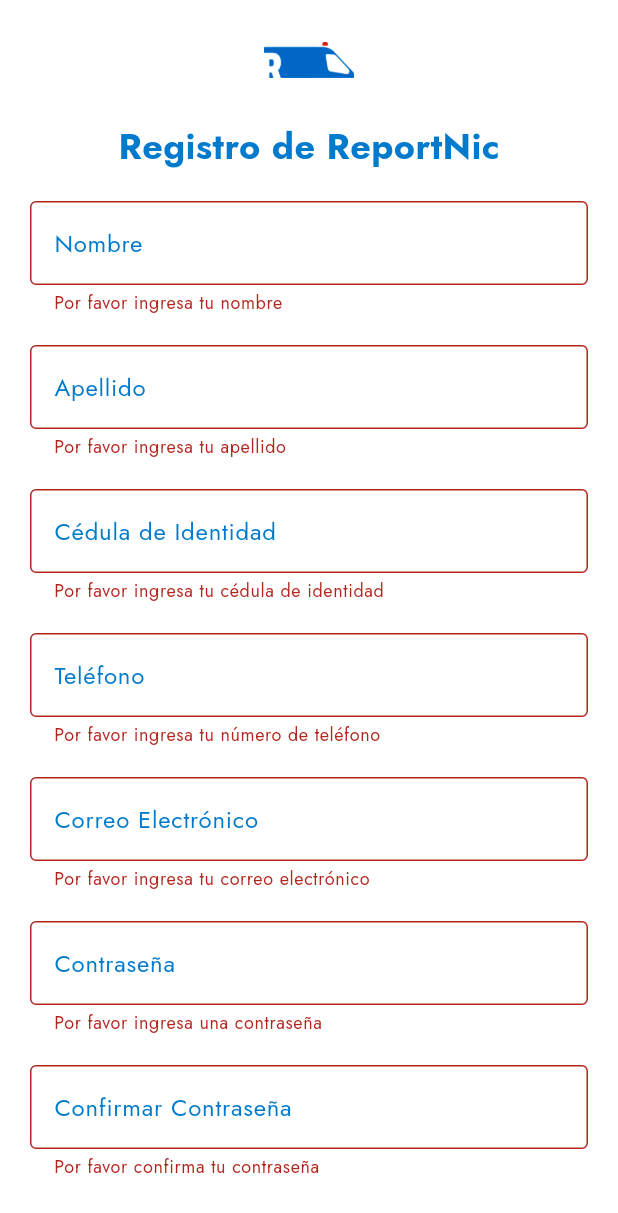
After one commit to trabucko/ReportNic-Movil, a Flutter app: the RegisterScreen screen opened directly, after a tap on "Registrarse", on a phone screen of 412 x 824 dp. The commit adds this screen. Shown: the top 1213 px of the screen. Run offline on Flutter 3.47's test engine with Material 3 defaults, Android fonts, the light colour scheme and no system bars; our stand-ins replace cloud_firestore, email_validator, firebase_auth, firebase_core, smooth_page_indicator; missing offline and left inert: voice_to_text; accounts and stored records are empty.

Commit message:
Se modificaron los archivos

```diff
--- /dev/null
+++ b/lib/Screens/registro_screen.dart
@@ -0,0 +1,389 @@
+import 'package:flutter/material.dart';
+import 'package:email_validator/email_validator.dart';
+import 'package:cloud_firestore/cloud_firestore.dart';
+import 'package:firebase_auth/firebase_auth.dart';
+import 'package:flutter/services.dart';
+import 'package:http/http.dart' as http;
+import 'dart:convert';
+
+class RegisterScreen extends StatefulWidget {
+  const RegisterScreen({super.key});
+
+  @override
+  RegisterScreenState createState() => RegisterScreenState();
+}
+
+class RegisterScreenState extends State<RegisterScreen> {
+  final GlobalKey<FormState> _formKey = GlobalKey<FormState>();
+
+  // Controladores para los nuevos campos
+  final TextEditingController _nombreController = TextEditingController();
+  final TextEditingController _apellidoController = TextEditingController();
+  final TextEditingController _cedulaController = TextEditingController();
+  final TextEditingController _telefonoController = TextEditingController();
+  final TextEditingController _emailController = TextEditingController();
+  final TextEditingController _passwordController = TextEditingController();
+  final TextEditingController _confirmPasswordController = TextEditingController();
+
+  String? _nombreError;
+  String? _apellidoError;
+  String? _cedulaError;
+  String? _telefonoError;
+  String? _emailError;
+  String? _passwordError;
+  String? _confirmPasswordError;
+
+  @override
+  Widget build(BuildContext context) {
+    return Scaffold(
+      backgroundColor: Colors.white,
+      body: Padding(
+        padding: const EdgeInsets.all(20.0),
+        child: Center(
+          child: SingleChildScrollView(
+            child: Form(
+              key: _formKey,
+              child: Column(
+                mainAxisAlignment: MainAxisAlignment.center,
+                children: [
+                  Image.asset(
+                    'assets/img/logo_azul.png', // Asegúrate de que la ruta de la imagen sea correcta
+                    width: 60,
+                    height: 40,
+                  ),
+                  const SizedBox(height: 20),
+                  const Text(
+                    'Registro de ReportNic',
+                    style: TextStyle(
+                      fontFamily: 'Jost',
+                      fontSize: 24,
+                      fontWeight: FontWeight.bold,
+                      color: Color(0xFF007ACC),
+                    ),
+                  ),
+                  const SizedBox(height: 20),
+
+                  // Campo para Nombre
+                  TextFormField(
+                    controller: _nombreController,
+                    decoration: InputDecoration(
+                      labelText: 'Nombre',
+                      labelStyle: const TextStyle(
+                        fontFamily: 'Jost',
+                        color: Color(0xFF007ACC),
+                      ),
+                      border: const OutlineInputBorder(),
+                      focusedBorder: const OutlineInputBorder(
+                        borderSide: BorderSide(color: Color(0xFF007ACC)),
+                      ),
+                      errorText: _nombreError,
+                    ),
+                    validator: (value) {
+                      if (value == null || value.isEmpty) {
+                        return 'Por favor ingresa tu nombre';
+                      }
+                      return null;
+                    },
+                  ),
+                  const SizedBox(height: 20),
+
+                  // Campo para Apellido
+                  TextFormField(
+                    controller: _apellidoController,
+                    decoration: InputDecoration(
+                      labelText: 'Apellido',
+                      labelStyle: const TextStyle(
+                        fontFamily: 'Jost',
+                        color: Color(0xFF007ACC),
+                      ),
+                      border: const OutlineInputBorder(),
+                      focusedBorder: const OutlineInputBorder(
+                        borderSide: BorderSide(color: Color(0xFF007ACC)),
+                      ),
+                      errorText: _apellidoError,
+                    ),
+                    validator: (value) {
+                      if (value == null || value.isEmpty) {
+                        return 'Por favor ingresa tu apellido';
+                      }
+                      return null;
+                    },
+                  ),
+                  const SizedBox(height: 20),
+
+                  // Campo para Cédula de Identidad
+// Campo para Cédula de Identidad
+                  TextFormField(
+                    controller: _cedulaController,
+                    decoration: InputDecoration(
+                      labelText: 'Cédula de Identidad',
+                      labelStyle: const TextStyle(
+                        fontFamily: 'Jost',
+                        color: Color(0xFF007ACC),
+                      ),
+                      border: const OutlineInputBorder(),
+                      focusedBorder: const OutlineInputBorder(
+                        borderSide: BorderSide(color: Color(0xFF007ACC)),
+                      ),
+                      errorText: _cedulaError,
+                    ),
+                    keyboardType: TextInputType.text,
+                    inputFormatters: [
+                      // Permitir letras y números
+                      FilteringTextInputFormatter.allow(RegExp(r'[0-9A-Za-z]')),
+                      CedulaInputFormatter(),
+                    ],
+                    validator: (value) {
+                      if (value == null || value.isEmpty) {
+                        return 'Por favor ingresa tu cédula de identidad';
+                      }
+                      if (!_isCedulaValid(value)) {
+                        return 'Cédula de identidad inválida';
+                      }
+                      return null;
+                    },
+                  ),
+
+                  const SizedBox(height: 20),
+
+                  // Campo para Teléfono
+                  TextFormField(
+                    controller: _telefonoController,
+                    decoration: InputDecoration(
+                      labelText: 'Teléfono',
+                      labelStyle: const TextStyle(
+                        fontFamily: 'Jost',
+                        color: Color(0xFF007ACC),
+                      ),
+                      border: const OutlineInputBorder(),
+                      focusedBorder: const OutlineInputBorder(
+                        borderSide: BorderSide(color: Color(0xFF007ACC)),
+                      ),
+                      errorText: _telefonoError,
+                    ),
+                    keyboardType: TextInputType.phone,
+                    validator: (value) {
+                      if (value == null || value.isEmpty) {
+                        return 'Por favor ingresa tu número de teléfono';
+                      }
+                      return null;
+                    },
+                  ),
+                  const SizedBox(height: 20),
+
+                  // Campo para Correo Electrónico
+                  TextFormField(
+                    controller: _emailController,
+                    decoration: InputDecoration(
+                      labelText: 'Correo Electrónico',
+                      labelStyle: const TextStyle(
+                        fontFamily: 'Jost',
+                        color: Color(0xFF007ACC),
+                      ),
+                      border: const OutlineInputBorder(),
+                      focusedBorder: const OutlineInputBorder(
+                        borderSide: BorderSide(color: Color(0xFF007ACC)),
+                      ),
+                      errorText: _emailError,
+                    ),
+                    validator: (value) {
+                      if (value == null || value.isEmpty) {
+                        return 'Por favor ingresa tu correo electrónico';
+                      }
+                      if (!EmailValidator.validate(value)) {
+                        return 'Por favor ingresa un correo electrónico válido';
+                      }
+                      return null;
+                    },
+                  ),
+                  const SizedBox(height: 20),
+
+                  // Campo para Contraseña
+                  TextFormField(
+                    controller: _passwordController,
+                    decoration: InputDecoration(
+                      labelText: 'Contraseña',
+                      labelStyle: const TextStyle(
+                        fontFamily: 'Jost',
+                        color: Color(0xFF007ACC),
+                      ),
+                      border: const OutlineInputBorder(),
+                      focusedBorder: const OutlineInputBorder(
+                        borderSide: BorderSide(color: Color(0xFF007ACC)),
+                      ),
+                      errorText: _passwordError,
+                    ),
+                    obscureText: true,
+                    validator: (value) {
+                      if (value == null || value.isEmpty) {
+                        return 'Por favor ingresa una contraseña';
+                      }
+                      return null;
+                    },
+                  ),
+                  const SizedBox(height: 20),
+
+                  // Campo para Confirmar Contraseña
+                  TextFormField(
+                    controller: _confirmPasswordController,
+                    decoration: InputDecoration(
+                      labelText: 'Confirmar Contraseña',
+                      labelStyle: const TextStyle(
+                        fontFamily: 'Jost',
+                        color: Color(0xFF007ACC),
+                      ),
+                      border: const OutlineInputBorder(),
+                      focusedBorder: const OutlineInputBorder(
+                        borderSide: BorderSide(color: Color(0xFF007ACC)),
+                      ),
+                      errorText: _confirmPasswordError,
+                    ),
+                    obscureText: true,
+                    validator: (value) {
+                      if (value == null || value.isEmpty) {
+                        return 'Por favor confirma tu contraseña';
+                      }
+                      if (value != _passwordController.text) {
+                        return 'Las contraseñas no coinciden';
+                      }
+                      return null;
+                    },
+                  ),
+                  const SizedBox(height: 30),
+
+                  // Botón de registro
+                  ElevatedButton(
+                    style: ElevatedButton.styleFrom(
+                      backgroundColor: const Color(0xFF007ACC),
+                      minimumSize: const Size(double.infinity, 50),
+                    ),
+                    onPressed: () async {
+                      if (_formKey.currentState?.validate() == true) {
+                        final cedula = _cedulaController.text.trim();
+                        final cedulaValida = await _isCedulaValid(cedula);
+
+                        if (cedulaValida) {
+                          _register();
+                        } else {
+                          setState(() {
+                            _cedulaError = 'Cédula de identidad inválida';
+                          });
+                        }
+                      }
+                    },
+                    child: const Text(
+                      'Registrarse',
+                      style: TextStyle(
+                        fontFamily: 'Jost',
+                        color: Colors.white,
+                        fontSize: 18,
+                      ),
+                    ),
+                  ),
+                  const SizedBox(height: 20),
+                ],
+              ),
+            ),
+          ),
+        ),
+      ),
+    );
+  }
+
+  void _register() async {
+    final nombre = _nombreController.text.trim();
+    final apellido = _apellidoController.text.trim();
+    final cedula = _cedulaController.text.trim();
+    final telefono = _telefonoController.text.trim();
+    final email = _emailController.text.trim();
+    final password = _passwordController.text.trim();
+
+    try {
+      // Crear usuario en Firebase Authentication
+      final UserCredential userCredential = await FirebaseAuth.instance.createUserWithEmailAndPassword(
+        email: email,
+        password: password,
+      );
+
+      // Guardar información adicional en Firestore
+      await FirebaseFirestore.instance.collection('usuarios').doc(userCredential.user!.uid).set({
+        'nombre': nombre,
+        'apellido': apellido,
+        'cedula': cedula,
+        'telefono': telefono,
+        'email': email,
+      });
+
+      // Usar Navigator.pushReplacement dentro del contexto válido
+      WidgetsBinding.instance.addPostFrameCallback((_) {
+        if (context.mounted) {
+          // Verificar que el contexto aún esté montado
+          Navigator.of(context).pushReplacementNamed('/login');
+        }
+      });
+    } catch (e) {
+      print(e);
+      WidgetsBinding.instance.addPostFrameCallback((_) {
+        if (context.mounted) {
+          // Verificar que el contexto aún esté montado
+          ScaffoldMessenger.of(context).showSnackBar(
+            const SnackBar(content: Text('Error en el registro')),
+          );
+        }
+      });
+    }
+  }
+
+  Future<bool> verificarCedula(String cedula) async {
+    try {
+      final response = await http.get(Uri.parse('https://api.example.com/verify_cedula?cedula=$cedula'));
+
+      if (response.statusCode == 200) {
+        final data = jsonDecode(response.body);
+        return data['valid'] == true;
+      } else {
+        throw Exception('Error al verificar la cédula');
+      }
+    } catch (e) {
+      print(e);
+      return false;
+    }
+  }
+
+  bool _isCedulaValid(String cedula) {
+    // Validar cédula con formato XXX-XXXXXX-XXXXX y última X siendo una letra
+    final RegExp cedulaRegex = RegExp(r'^\d{3}-\d{6}-\d{4}[A-Z]$');
+    return cedulaRegex.hasMatch(cedula);
+  }
+}
+
+// Formato de entrada para cédula
+class CedulaInputFormatter extends TextInputFormatter {
+  @override
+  TextEditingValue formatEditUpdate(TextEditingValue oldValue, TextEditingValue newValue) {
+    final String newText = newValue.text.toUpperCase().replaceAll(RegExp(r'[^0-9A-Za-z]'), '');
+    final String formattedText = _formatCedula(newText);
+
+    return newValue.copyWith(
+      text: formattedText,
+      selection: TextSelection.collapsed(offset: formattedText.length),
+    );
+  }
+
+  String _formatCedula(String value) {
+    final StringBuffer buffer = StringBuffer();
+    final int length = value.length;
+
+    if (length <= 3) {
+      buffer.write(value);
+    } else if (length <= 9) {
+      buffer.write('${value.substring(0, 3)}-${value.substring(3)}');
+    } else if (length <= 14) {
+      buffer.write('${value.substring(0, 3)}-${value.substring(3, 9)}-${value.substring(9)}');
+    } else {
+      buffer.write('${value.substring(0, 3)}-${value.substring(3, 9)}-${value.substring(9, 14)}');
+    }
+
+    return buffer.toString();
+  }
+}
--- a/lib/Screens/token_screen.dart
+++ b/lib/Screens/token_screen.dart
@@ -46,7 +46,7 @@
             ScaffoldMessenger.of(context).showSnackBar(
               const SnackBar(content: Text('Código válido, registrándose...')),
             );
-            Navigator.pushNamed(context, '/login'); // Asegúrate de que la ruta esté definida
+            Navigator.pushNamed(context, '/registroScreen'); // Asegúrate de que la ruta esté definida
           }
         } else {
           setState(() {
--- a/pubspec.yaml
+++ b/pubspec.yaml
@@ -37,6 +37,10 @@
   email_validator: ^2.0.0
   wave: ^0.2.2
   smooth_page_indicator: ^1.2.0+3
+  http: ^1.2.2
+  provider: ^6.1.2
+  avatar_glow: ^3.0.1
+  voice_to_text: ^1.0.3
 
 dev_dependencies:
   flutter_test:
```
Also changed, not shown: pubspec.lock, 2 other files.
